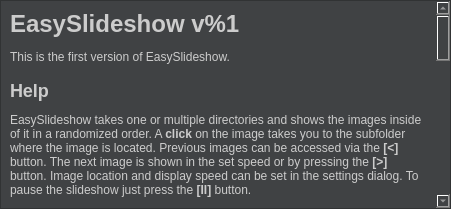
minils/EasySlideshow, file ui/helpdialog.ui: the form before one commit.
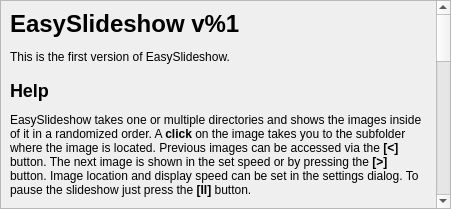
The form after the commit. Icons and pictures are not drawn.

The edit to the form file:
```diff
--- a/ui/helpdialog.ui
+++ b/ui/helpdialog.ui
@@ -17,57 +17,6 @@
    <iconset resource="../resources.qrc">
     <normaloff>:/icon/app</normaloff>:/icon/app</iconset>
   </property>
-  <property name="styleSheet">
-   <string notr="true">QWidget {
-    background-color: #404244;
-    color: #cccccc;
-}
-
-QLabel,QPushButton,QRadioButton,QSpinBox,QLineEdit,QComboBox,QComboBox:selected {
-    background-color: #404244;
-    color: #cccccc;
-}
-
-QComboBox
-{
-    background-color: #404244;
-    color: #cccccc;
-    padding: 1px 0px 1px 3px; /* Needed to enable the previously defined colors! */
-}
-
-QSpinBox, QLineEdit {
-    border-image: none;
-    border-style: solid;
-    border-color: #222 #555 #555 #222;
-    border-width: 2px 1px 1px 2px;
-}
-
-QSpinBox::up-button {
-    border-image: none;
-    color: #cccccc;
-}
-
-QSpinBox::down-button {
-    border-image: none;
-    color: #cccccc;
-}
-
-QPushButton:focus, QRadioButton:focus {
-    outline: none;
-}
-
-QRadioButton::indicator {
-    image: none;
-    border-style: solid;
-    border-color: #222 #555 #555 #222;
-    border-width: 2px 1px 1px 2px;
-}
-
-QRadioButton::indicator::checked {
-    image: url(:/radiobtn/checked);
-}
-</string>
-  </property>
   <layout class="QGridLayout" name="gridLayout">
    <property name="leftMargin">
     <number>0</number>
@@ -121,8 +70,8 @@
           <rect>
            <x>0</x>
            <y>0</y>
-           <width>435</width>
-           <height>1140</height>
+           <width>433</width>
+           <height>1185</height>
           </rect>
          </property>
          <layout class="QGridLayout" name="gridLayout_3">
@@ -157,21 +106,21 @@
 &lt;li&gt;[R] Rotate image right&lt;/li&gt;
 &lt;/ul&gt;
 &lt;h2&gt;Source Code&lt;/h2&gt;
-&lt;p&gt;This software is open source which can be found &lt;a href=&quot;https://github.com/minils/EasySlideshow&quot; style=&quot;color: #cccccc;&quot;&gt;here&lt;/a&gt; on GitHub.&lt;/p&gt;
+&lt;p&gt;This software is open source which can be found &lt;a href=&quot;https://github.com/minils/EasySlideshow&quot; style=&quot;color: #000;&quot;&gt;here&lt;/a&gt; on GitHub.&lt;/p&gt;
 &lt;p&gt;Built from git commit &lt;b&gt;%2&lt;/b&gt;.&lt;p&gt;
 &lt;h2&gt;License&lt;/h2&gt;
-&lt;p&gt;This software is released under the &lt;b&gt;GNU General Public License 3.0&lt;/b&gt; which can be found &lt;a href=&quot;http://www.gnu.org/licenses/gpl-3.0.txt&quot; style=&quot;color: #cccccc;&quot;&gt;here&lt;/a&gt;.&lt;/p&gt;
+&lt;p&gt;This software is released under the &lt;b&gt;GNU General Public License 3.0&lt;/b&gt; which can be found &lt;a href=&quot;http://www.gnu.org/licenses/gpl-3.0.txt&quot; style=&quot;color: #000;&quot;&gt;here&lt;/a&gt;.&lt;/p&gt;
 &lt;h2&gt;Author&lt;/h2&gt;
-&lt;p&gt;Nils Schwabe &lt;a href=&quot;https://minils.de&quot; style=&quot;color: #cccccc;&quot;&gt;www.minils.de&lt;/a&gt;&lt;/p&gt;
+&lt;p&gt;Nils Schwabe &lt;a href=&quot;https://minils.de&quot; style=&quot;color: #000;&quot;&gt;www.minils.de&lt;/a&gt;&lt;/p&gt;
 &lt;h2&gt;Icons&lt;/h2&gt;
 &lt;p&gt;
-Taken from &lt;b&gt;Material Icons&lt;/b&gt; which were released under the &lt;a href=&quot;https://creativecommons.org/licenses/by/4.0/&quot; style=&quot;color: #cccccc;&quot;&gt;CC BY 4.0&lt;/a&gt; and can be found &lt;a href=&quot;https://design.google.com/icons/&quot; style=&quot;color: #cccccc;&quot;&gt;here&lt;/a&gt;.
+Taken from &lt;b&gt;Material Icons&lt;/b&gt; which were released under the &lt;a href=&quot;https://creativecommons.org/licenses/by/4.0/&quot; style=&quot;color: #000;&quot;&gt;CC BY 4.0&lt;/a&gt; and can be found &lt;a href=&quot;https://design.google.com/icons/&quot; style=&quot;color: #000;&quot;&gt;here&lt;/a&gt;.
 &lt;/p&gt;
 &lt;h2&gt;Language Icons&lt;/h2&gt;
 &lt;p&gt;
-Taken from &lt;a href=&quot;http://www.famfamfam.com/lab/icons/flags/&quot; style=&quot;color: #cccccc;&quot;&gt;FAMFAMFAM&lt;/a&gt;. &lt;i&gt;These flag icons are available for free use for any purpose with no requirement for attribution.&lt;/i&gt;
+Taken from &lt;a href=&quot;http://www.famfamfam.com/lab/icons/flags/&quot; style=&quot;color: #000;&quot;&gt;FAMFAMFAM&lt;/a&gt;. &lt;i&gt;These flag icons are available for free use for any purpose with no requirement for attribution.&lt;/i&gt;
 &lt;h2&gt;Roboto Font&lt;/h2&gt;
-Released under the &lt;a href=&quot;http://www.apache.org/licenses/LICENSE-2.0.txt&quot;  style=&quot;color: #cccccc;&quot;&gt;Apache License 2.0&lt;/a&gt;. Can be found &lt;a href=&quot;https://github.com/google/roboto/&quot; style=&quot;color: #cccccc;&quot;&gt;here&lt;/a&gt;.
+Released under the &lt;a href=&quot;http://www.apache.org/licenses/LICENSE-2.0.txt&quot;  style=&quot;color: #000;&quot;&gt;Apache License 2.0&lt;/a&gt;. Can be found &lt;a href=&quot;https://github.com/google/roboto/&quot; style=&quot;color: #000;&quot;&gt;here&lt;/a&gt;.
 &lt;/p&gt;</string>
             </property>
             <property name="alignment">
```
